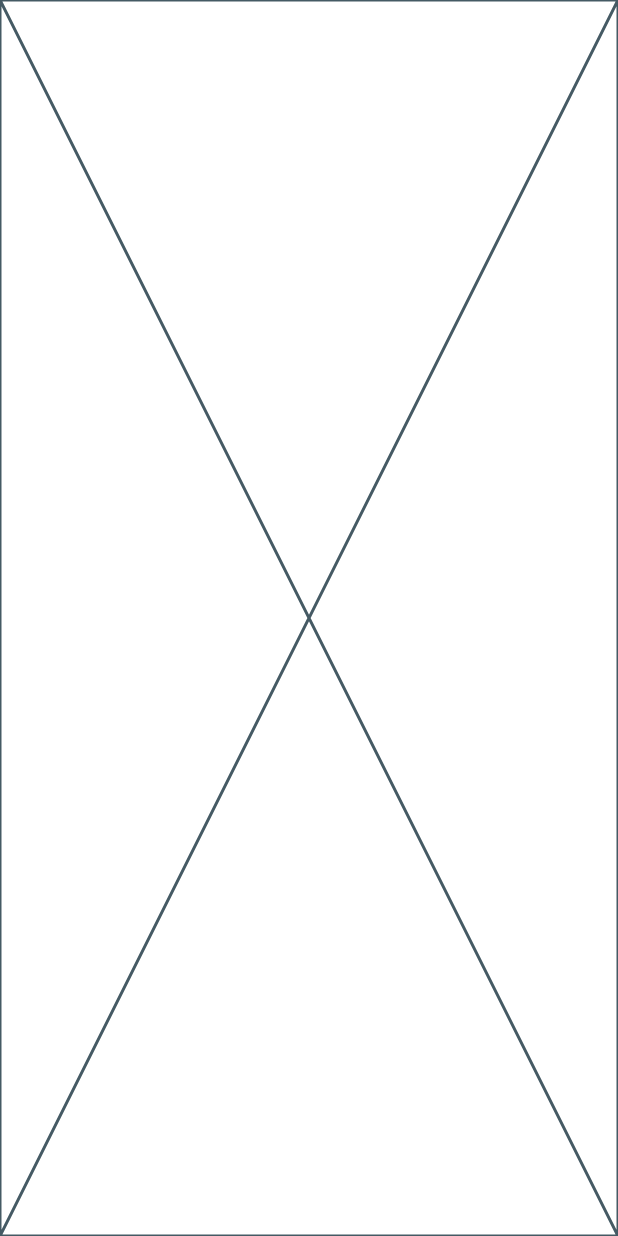
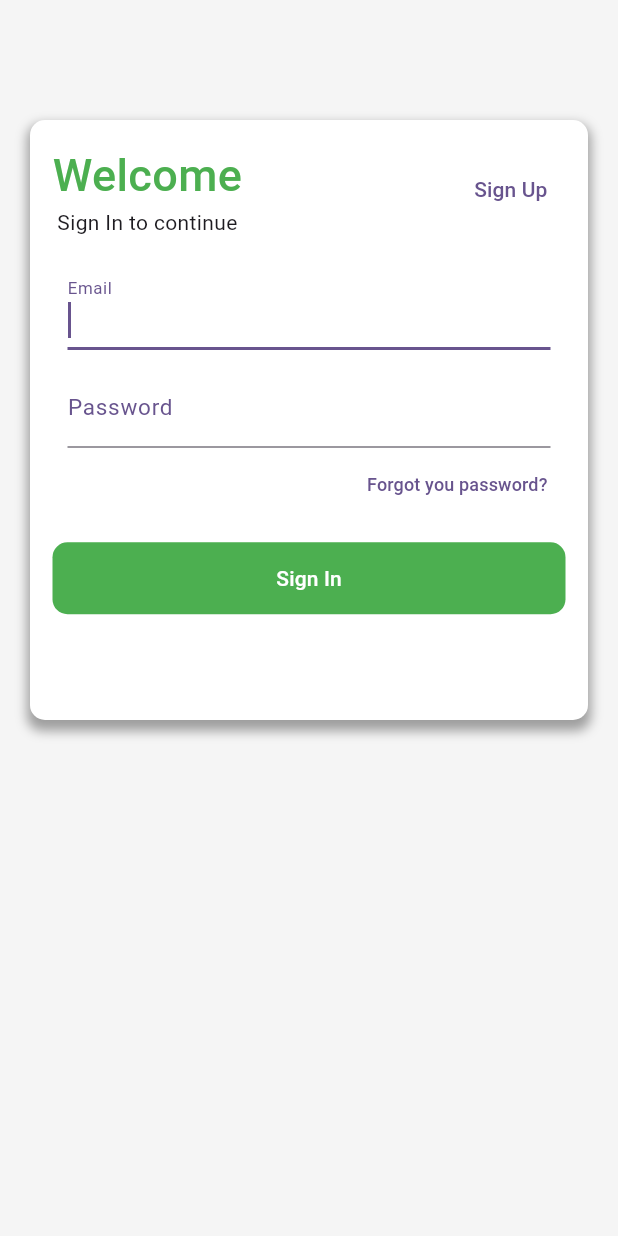
Before and after one commit to Danihmn/App_Flutter_Shopping, a Flutter app: the screen it shows after launch, on a phone screen of 412 x 824 dp. Run offline on Flutter 3.47's test engine with Material 3 defaults, Android fonts, the phone set to English and light mode, and no system bars.

Commit message:
Estrutura inicialmente a tela de login

```diff
--- a/lib/main.dart
+++ b/lib/main.dart
@@ -12,6 +12,7 @@ class MyApp extends StatelessWidget {
   Widget build(BuildContext context) {
     return MaterialApp(
       title: 'Flutter Demo',
+      debugShowCheckedModeBanner: false,
       theme: ThemeData(
         colorScheme: ColorScheme.fromSeed(seedColor: Colors.deepPurple),
       ),
--- a/lib/pages/login_page.dart
+++ b/lib/pages/login_page.dart
@@ -5,6 +5,119 @@ class LoginPage extends StatelessWidget {
 
   @override
   Widget build(BuildContext context) {
-    return const Placeholder();
+    return Scaffold(
+      body: Container(
+        color: Color(0xFFF5F5F5),
+        child: Padding(
+          padding: EdgeInsetsGeometry.only(
+            top: 80,
+            left: 20,
+            right: 20,
+            bottom: 40,
+          ),
+          child: Column(
+            children: [
+              Container(
+                decoration: BoxDecoration(
+                  color: Colors.white,
+                  borderRadius: BorderRadius.all(Radius.circular(10)),
+                  boxShadow: [
+                    BoxShadow(
+                      color: Colors.grey,
+                      offset: Offset(0, 5),
+                      blurRadius: 6,
+                      spreadRadius: 2,
+                    ),
+                  ],
+                ),
+                height: 400,
+                child: Padding(
+                  padding: EdgeInsetsGeometry.all(15),
+                  child: ListView(
+                    children: [
+                      Row(
+                        mainAxisAlignment: MainAxisAlignment.spaceBetween,
+                        children: [
+                          Column(
+                            children: [
+                              Text(
+                                "Welcome",
+                                style: TextStyle(
+                                  color: Colors.green,
+                                  fontSize: 30,
+                                  fontWeight: FontWeight.w500,
+                                ),
+                              ),
+                              Text("Sign In to continue"),
+                            ],
+                          ),
+                          TextButton(onPressed: () {}, child: Text("Sign Up")),
+                        ],
+                      ),
+                      SizedBox(height: 20),
+                      Padding(
+                        padding: EdgeInsetsGeometry.symmetric(horizontal: 10),
+                        child: TextFormField(
+                          autofocus: true,
+                          keyboardType: TextInputType.emailAddress,
+                          decoration: InputDecoration(
+                            labelText: "Email",
+                            labelStyle: TextStyle(
+                              color: Theme.of(context).colorScheme.primary,
+                              fontWeight: FontWeight.w400,
+                              fontSize: 15,
+                            ),
+                          ),
+                        ),
+                      ),
+                      SizedBox(height: 10),
+                      Padding(
+                        padding: EdgeInsetsGeometry.symmetric(horizontal: 10),
+                        child: TextFormField(
+                          autofocus: true,
+                          obscureText: true,
+                          decoration: InputDecoration(
+                            labelText: "Password",
+                            labelStyle: TextStyle(
+                              color: Theme.of(context).colorScheme.primary,
+                              fontWeight: FontWeight.w400,
+                              fontSize: 15,
+                            ),
+                          ),
+                        ),
+                      ),
+                      Container(
+                        alignment: Alignment.centerRight,
+                        child: TextButton(
+                          onPressed: () {},
+                          child: Text(
+                            "Forgot you password?",
+                            style: TextStyle(fontSize: 12),
+                          ),
+                        ),
+                      ),
+                      SizedBox(height: 15),
+                      Container(
+                        decoration: BoxDecoration(
+                          color: Colors.green,
+                          borderRadius: BorderRadius.all(Radius.circular(10)),
+                        ),
+                        child: TextButton(
+                          onPressed: () {},
+                          child: Text(
+                            "Sign In",
+                            style: TextStyle(color: Colors.white),
+                          ),
+                        ),
+                      ),
+                    ],
+                  ),
+                ),
+              ),
+            ],
+          ),
+        ),
+      ),
+    );
   }
 }
```
